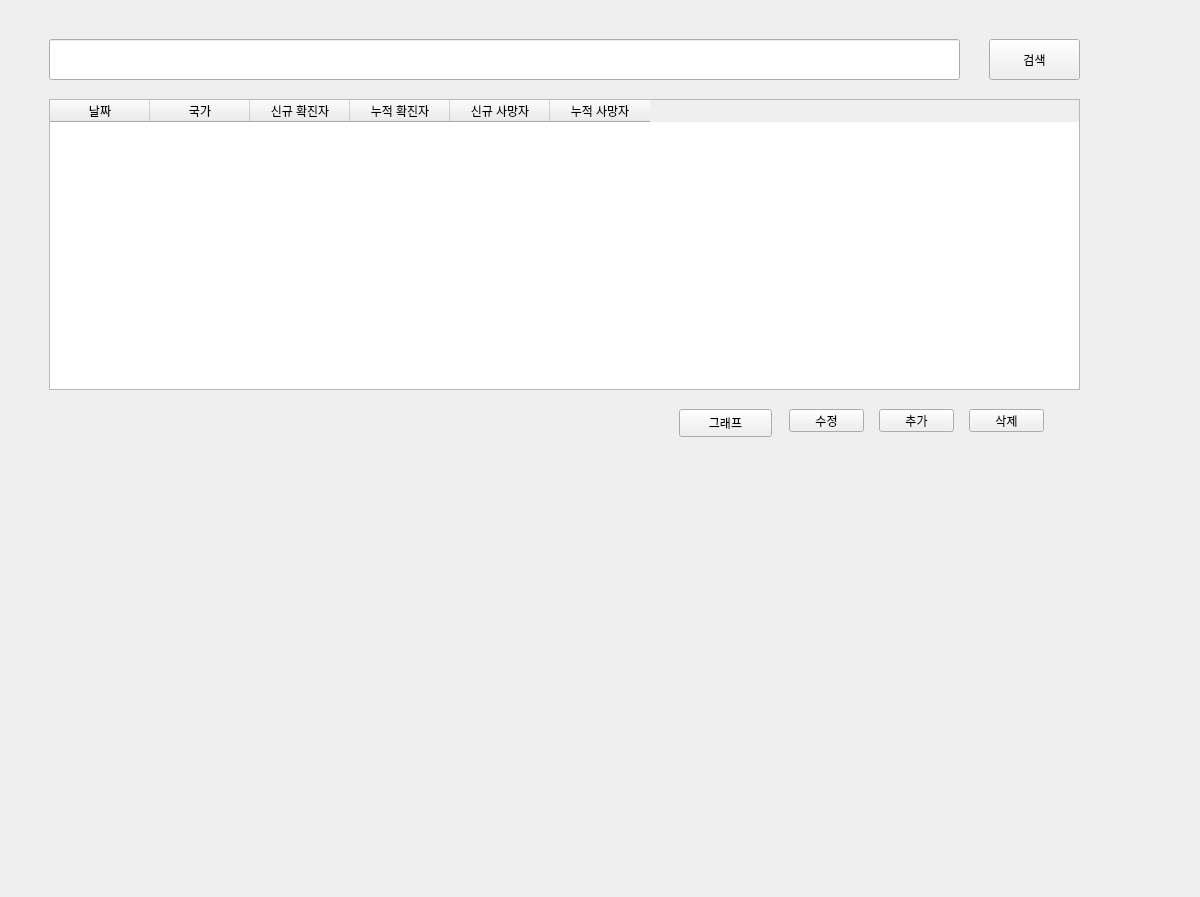
This is covid.ui in ksseongill/covid_012 as Qt 5 draws it before an edit. The edited form follows.
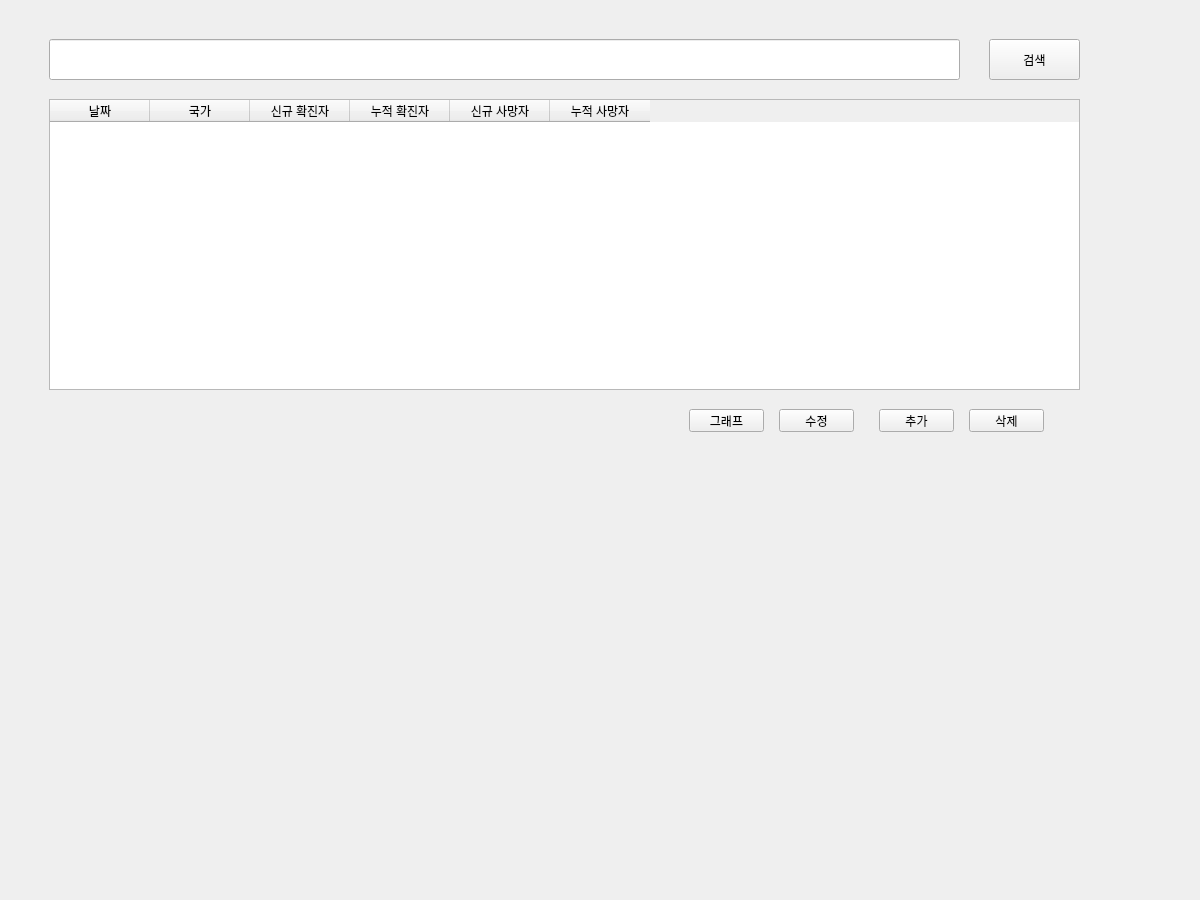
This is the edited form.

Commit message: 그래프 대충구현

What changed in the file:
```diff
--- a/covid.ui
+++ b/covid.ui
@@ -7,7 +7,7 @@
     <x>0</x>
     <y>0</y>
     <width>1200</width>
-    <height>897</height>
+    <height>900</height>
    </rect>
   </property>
   <property name="windowTitle">
@@ -132,7 +132,7 @@
     <widget class="QPushButton" name="btn_change">
      <property name="geometry">
       <rect>
-       <x>790</x>
+       <x>780</x>
        <y>410</y>
        <width>75</width>
        <height>23</height>
@@ -145,10 +145,10 @@
     <widget class="QPushButton" name="btn_graph">
      <property name="geometry">
       <rect>
-       <x>680</x>
+       <x>690</x>
        <y>410</y>
-       <width>93</width>
-       <height>28</height>
+       <width>75</width>
+       <height>23</height>
       </rect>
      </property>
      <property name="text">
```
The commit also changes 1 other file.
